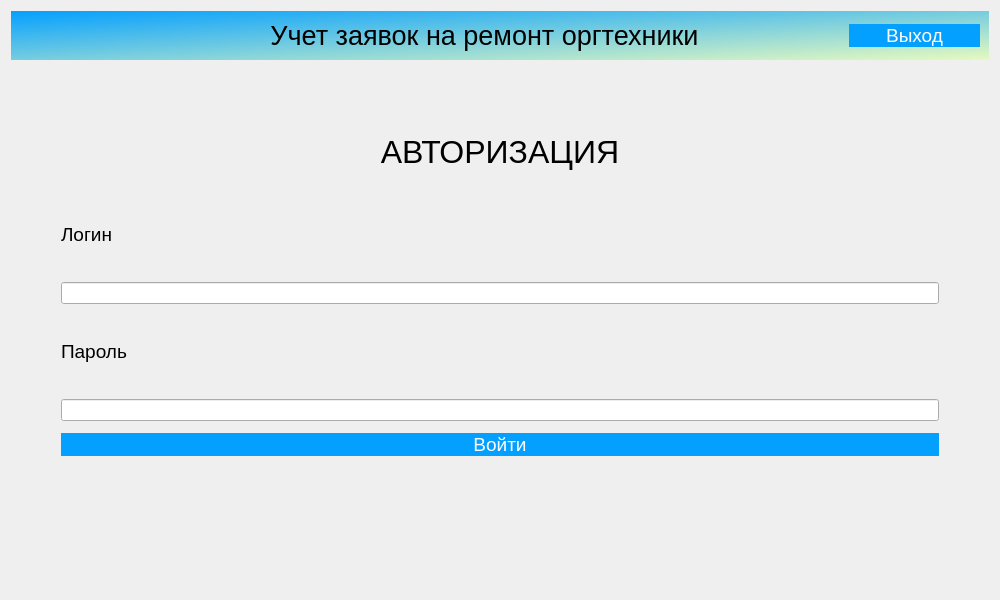
First picture: the form in views/welcomescreen.ui, repository Julia-Zhirnova/StepicDemo, before the edit.
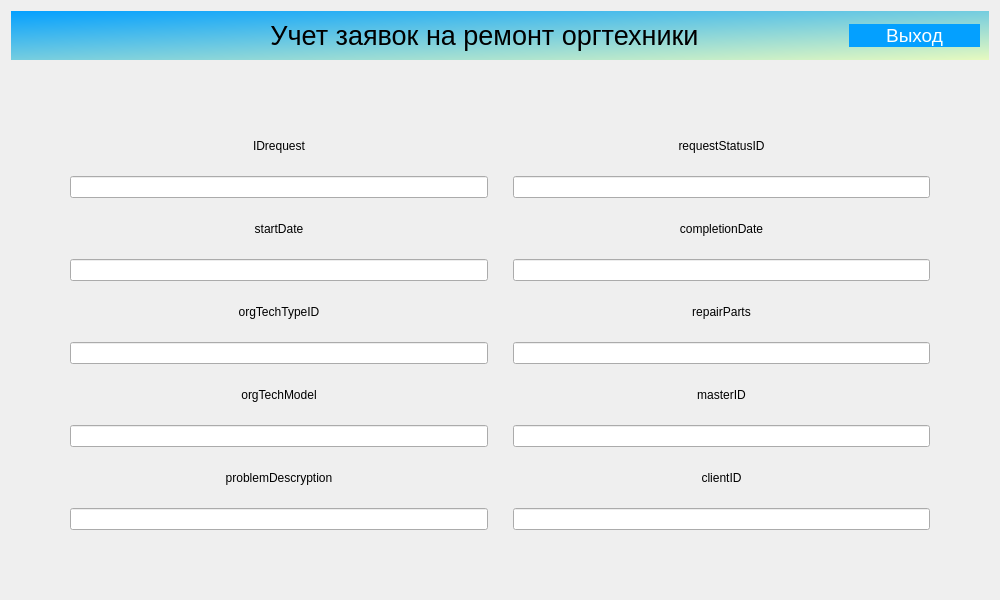
Second picture: the form after the edit. Icons and pictures are not drawn.

What changed in the file:
```diff
--- a/views/welcomescreen.ui
+++ b/views/welcomescreen.ui
@@ -57,7 +57,7 @@
         <string notr="true"/>
        </property>
        <property name="currentIndex">
-        <number>0</number>
+        <number>3</number>
        </property>
        <widget class="QWidget" name="Avtorisation">
         <property name="layoutDirection">
@@ -205,6 +205,221 @@
          </item>
         </layout>
        </widget>
+       <widget class="QWidget" name="optimAddRequest">
+        <layout class="QGridLayout" name="gridLayout_7">
+         <item row="0" column="0">
+          <layout class="QGridLayout" name="gridLayout_4">
+           <property name="leftMargin">
+            <number>100</number>
+           </property>
+           <property name="topMargin">
+            <number>100</number>
+           </property>
+           <property name="rightMargin">
+            <number>100</number>
+           </property>
+           <property name="bottomMargin">
+            <number>100</number>
+           </property>
+           <item row="0" column="0">
+            <widget class="QLabel" name="label_10">
+             <property name="text">
+              <string>ID типа техники</string>
+             </property>
+             <property name="alignment">
+              <set>Qt::AlignCenter</set>
+             </property>
+            </widget>
+           </item>
+           <item row="1" column="0">
+            <widget class="QLineEdit" name="lineEdit"/>
+           </item>
+           <item row="2" column="0">
+            <widget class="QLabel" name="label_11">
+             <property name="text">
+              <string>Модель техники</string>
+             </property>
+             <property name="alignment">
+              <set>Qt::AlignCenter</set>
+             </property>
+            </widget>
+           </item>
+           <item row="3" column="0">
+            <widget class="QLineEdit" name="lineEdit_2"/>
+           </item>
+           <item row="4" column="0">
+            <widget class="QLabel" name="label_12">
+             <property name="text">
+              <string>Описание проблемы</string>
+             </property>
+             <property name="alignment">
+              <set>Qt::AlignCenter</set>
+             </property>
+            </widget>
+           </item>
+           <item row="5" column="0">
+            <widget class="QLineEdit" name="lineEdit_3"/>
+           </item>
+          </layout>
+         </item>
+        </layout>
+       </widget>
+       <widget class="QWidget" name="AddRequest">
+        <layout class="QGridLayout" name="gridLayout_9">
+         <item row="0" column="0">
+          <layout class="QGridLayout" name="gridLayout_8">
+           <property name="leftMargin">
+            <number>50</number>
+           </property>
+           <property name="topMargin">
+            <number>50</number>
+           </property>
+           <property name="rightMargin">
+            <number>50</number>
+           </property>
+           <property name="bottomMargin">
+            <number>50</number>
+           </property>
+           <property name="horizontalSpacing">
+            <number>25</number>
+           </property>
+           <property name="verticalSpacing">
+            <number>10</number>
+           </property>
+           <item row="0" column="0">
+            <widget class="QLabel" name="label_13">
+             <property name="text">
+              <string>IDrequest</string>
+             </property>
+             <property name="alignment">
+              <set>Qt::AlignCenter</set>
+             </property>
+            </widget>
+           </item>
+           <item row="0" column="1">
+            <widget class="QLabel" name="label_17">
+             <property name="text">
+              <string>requestStatusID</string>
+             </property>
+             <property name="alignment">
+              <set>Qt::AlignCenter</set>
+             </property>
+            </widget>
+           </item>
+           <item row="1" column="0">
+            <widget class="QLineEdit" name="lineEdit_4"/>
+           </item>
+           <item row="1" column="1">
+            <widget class="QLineEdit" name="lineEdit_7"/>
+           </item>
+           <item row="2" column="0">
+            <widget class="QLabel" name="label_14">
+             <property name="text">
+              <string>startDate</string>
+             </property>
+             <property name="alignment">
+              <set>Qt::AlignCenter</set>
+             </property>
+            </widget>
+           </item>
+           <item row="2" column="1">
+            <widget class="QLabel" name="label_16">
+             <property name="text">
+              <string>completionDate</string>
+             </property>
+             <property name="alignment">
+              <set>Qt::AlignCenter</set>
+             </property>
+            </widget>
+           </item>
+           <item row="3" column="0">
+            <widget class="QLineEdit" name="lineEdit_5"/>
+           </item>
+           <item row="3" column="1">
+            <widget class="QLineEdit" name="lineEdit_8"/>
+           </item>
+           <item row="4" column="0">
+            <widget class="QLabel" name="label_15">
+             <property name="text">
+              <string>orgTechTypeID</string>
+             </property>
+             <property name="alignment">
+              <set>Qt::AlignCenter</set>
+             </property>
+            </widget>
+           </item>
+           <item row="4" column="1">
+            <widget class="QLabel" name="label_20">
+             <property name="text">
+              <string>repairParts</string>
+             </property>
+             <property name="alignment">
+              <set>Qt::AlignCenter</set>
+             </property>
+            </widget>
+           </item>
+           <item row="5" column="0">
+            <widget class="QLineEdit" name="lineEdit_6"/>
+           </item>
+           <item row="5" column="1">
+            <widget class="QLineEdit" name="lineEdit_11"/>
+           </item>
+           <item row="6" column="0">
+            <widget class="QLabel" name="label_18">
+             <property name="text">
+              <string>orgTechModel</string>
+             </property>
+             <property name="alignment">
+              <set>Qt::AlignCenter</set>
+             </property>
+            </widget>
+           </item>
+           <item row="6" column="1">
+            <widget class="QLabel" name="label_19">
+             <property name="text">
+              <string>masterID</string>
+             </property>
+             <property name="alignment">
+              <set>Qt::AlignCenter</set>
+             </property>
+            </widget>
+           </item>
+           <item row="7" column="0">
+            <widget class="QLineEdit" name="lineEdit_9"/>
+           </item>
+           <item row="7" column="1">
+            <widget class="QLineEdit" name="lineEdit_10"/>
+           </item>
+           <item row="8" column="0">
+            <widget class="QLabel" name="label_22">
+             <property name="text">
+              <string>problemDescryption</string>
+             </property>
+             <property name="alignment">
+              <set>Qt::AlignCenter</set>
+             </property>
+            </widget>
+           </item>
+           <item row="8" column="1">
+            <widget class="QLabel" name="label_21">
+             <property name="text">
+              <string>clientID</string>
+             </property>
+             <property name="alignment">
+              <set>Qt::AlignCenter</set>
+             </property>
+            </widget>
+           </item>
+           <item row="9" column="0">
+            <widget class="QLineEdit" name="lineEdit_13"/>
+           </item>
+           <item row="9" column="1">
+            <widget class="QLineEdit" name="lineEdit_12"/>
+           </item>
+          </layout>
+         </item>
+        </layout>
+       </widget>
        <widget class="QWidget" name="Master">
         <layout class="QGridLayout" name="gridLayout_5">
          <item row="0" column="0">
```
